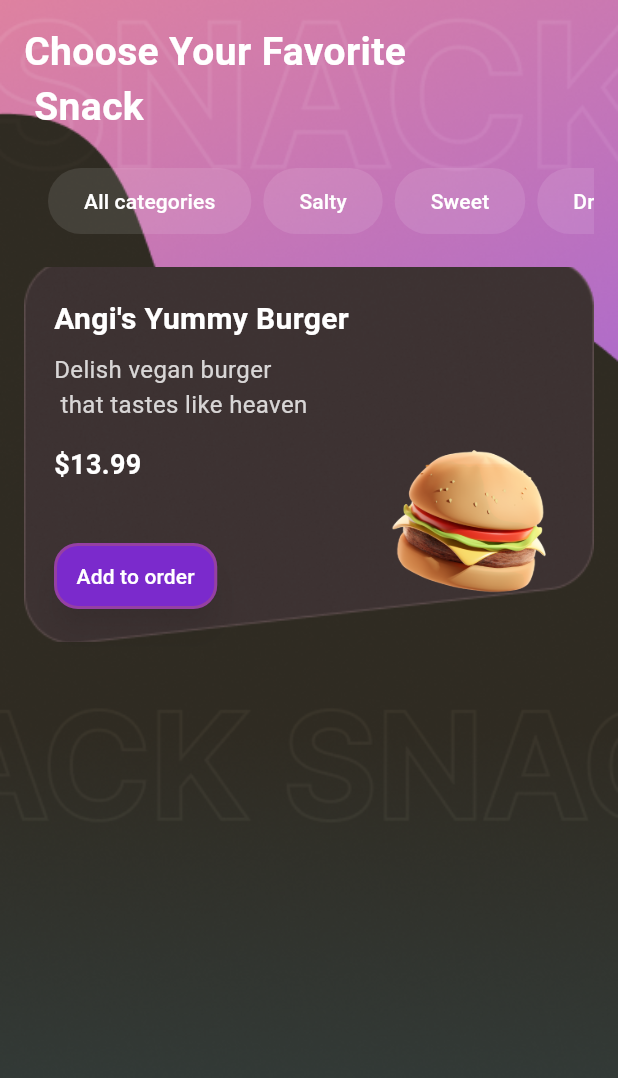
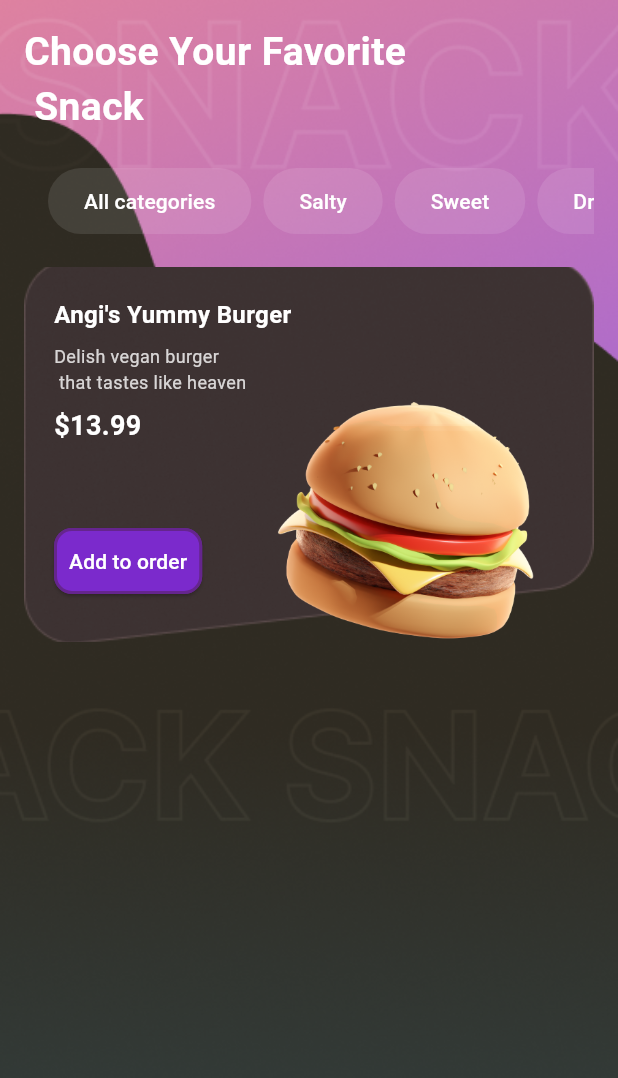
Before and after one commit to Muhannmmad/snack_app, a Flutter app: the HomeScreen screen opened directly, on a phone screen of 412 x 824 dp. Shown: the top 1078 px of the screen. Run offline on Flutter 3.47's test engine with Material 3 defaults, Android fonts, the phone set to English and light mode, and no system bars.

Commit message:
the middle stack finished and all positioned

```diff
--- a/lib/Home.screen.dart
+++ b/lib/Home.screen.dart
@@ -115,7 +115,7 @@ class HomeScreen extends StatelessWidget {
                               Text(
                                 "Angi's Yummy Burger",
                                 style: TextStyle(
-                                  fontSize: 20,
+                                  fontSize: 16,
                                   fontWeight: FontWeight.bold,
                                   color: Colors.white,
                                 ),
@@ -124,12 +124,12 @@ class HomeScreen extends StatelessWidget {
                               Text(
                                 "Delish vegan burger\n that tastes like heaven",
                                 style: TextStyle(
-                                  fontSize: 16,
+                                  fontSize: 12,
                                   color: Colors.white.withOpacity(0.8),
                                 ),
                                 textAlign: TextAlign.left,
                               ),
-                              SizedBox(height: 16),
+                              SizedBox(height: 8),
                               Text(
                                 '\$13.99',
                                 style: TextStyle(
@@ -141,38 +141,35 @@ class HomeScreen extends StatelessWidget {
                             ],
                           ),
                         ),
-                        // Positioning the burger image separately
                         Positioned(
-                          bottom: 20,
+                          bottom: -20,
                           right: 20,
                           child: Image.asset(
                             'assets/grafiken/Burger_3D.png',
-                            height: 120,
+                            height: 200,
                             fit: BoxFit.contain,
                           ),
                         ),
-
                         Positioned(
-                          bottom: 20,
+                          bottom: 30,
                           left: 20,
                           child: ElevatedButton(
                             onPressed: () {},
                             style: ElevatedButton.styleFrom(
                               backgroundColor:
                                   const Color.fromARGB(255, 123, 42, 204),
-                              foregroundColor:
-                                  Colors.white, // Text color to white
+                              foregroundColor: Colors.white,
                               shape: RoundedRectangleBorder(
-                                borderRadius: BorderRadius.circular(16),
+                                borderRadius: BorderRadius.circular(12),
                                 side: BorderSide(
-                                  color: Colors.orange.withOpacity(0.2),
+                                  color: Color.fromARGB(255, 80, 33, 80)
+                                      .withOpacity(0.5),
                                   width: 2.0,
                                 ),
                               ),
-                              shadowColor: Colors.black.withOpacity(0.4),
-                              elevation: 8,
+                              shadowColor: Colors.black.withOpacity(1),
                               padding: EdgeInsets.symmetric(
-                                  horizontal: 15, vertical: 12),
+                                  horizontal: 10, vertical: 12),
                             ),
                             child: Text('Add to order'),
                           ),
```
